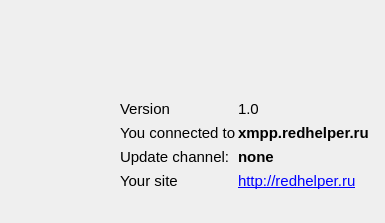
Above: Desktop/aboutwindow.ui from antofik/RedHelper before the change. Below: the same form after it.
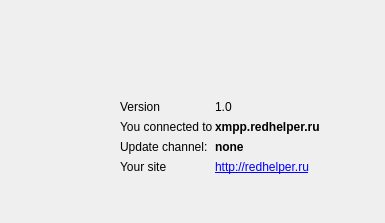
That is the form after the change. Icons and pictures are not drawn.

```diff
--- a/Desktop/aboutwindow.ui
+++ b/Desktop/aboutwindow.ui
@@ -10,11 +10,6 @@
     <height>223</height>
    </rect>
   </property>
-  <property name="font">
-   <font>
-    <pointsize>11</pointsize>
-   </font>
-  </property>
   <property name="windowTitle">
    <string>Form</string>
   </property>
@@ -44,7 +39,7 @@
      <x>120</x>
      <y>100</y>
      <width>261</width>
-     <height>90</height>
+     <height>92</height>
     </rect>
    </property>
    <layout class="QFormLayout" name="formLayout">
@@ -61,7 +56,7 @@
      <number>2</number>
     </property>
     <property name="verticalSpacing">
-     <number>-1</number>
+     <number>6</number>
     </property>
     <item row="0" column="0">
      <widget class="QLabel" name="label_2">
```
